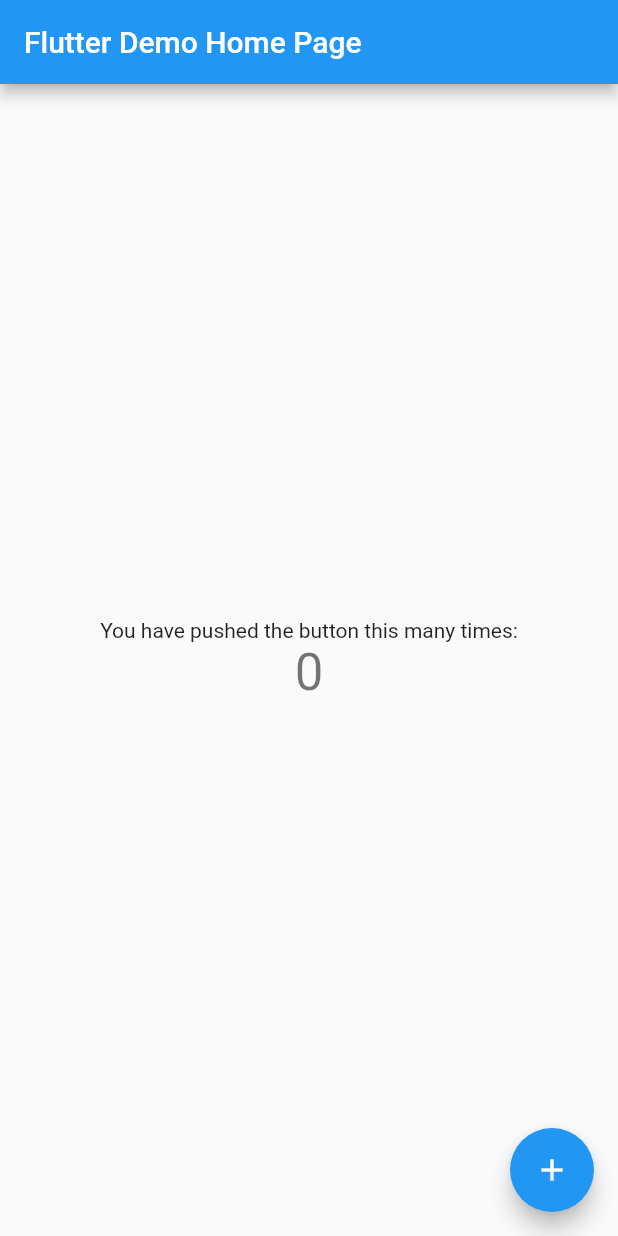
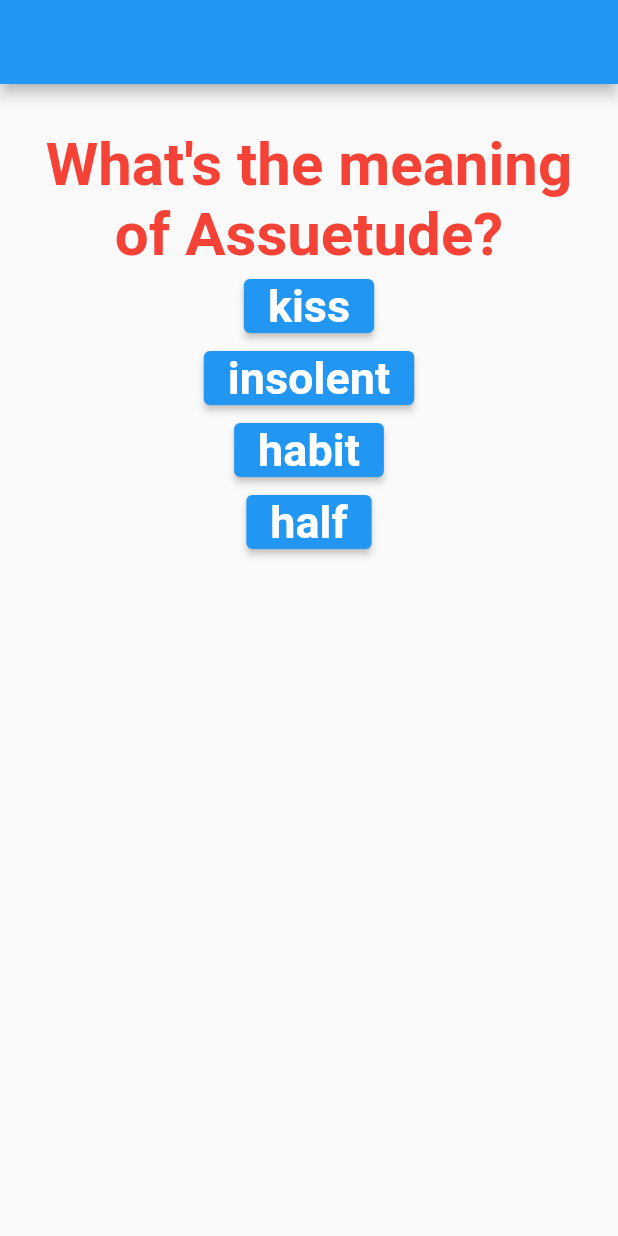
Before and after one commit to sanjibsinha/list_map_revisit, a Flutter app: the screen it shows after launch, on a phone screen of 412 x 824 dp. Run offline on Flutter 3.47's test engine with Material 2 defaults, Android fonts, the phone set to English and light mode, and no system bars.

Commit message:
second commit

```diff
--- a/lib/main.dart
+++ b/lib/main.dart
@@ -1,7 +1,9 @@
 import 'package:flutter/material.dart';
 
+import 'quiz_app/quiz_app.dart';
+
 void main() {
-  runApp(MyApp());
+  runApp(QuizApp());
 }
 
 class MyApp extends StatelessWidget {
@@ -22,13 +24,13 @@
         // is not restarted.
         primarySwatch: Colors.blue,
       ),
-      home: MyHomePage(title: 'Flutter Demo Home Page'),
+      home: MyHomePage(),
     );
   }
 }
 
 class MyHomePage extends StatefulWidget {
-  MyHomePage({Key? key, required this.title}) : super(key: key);
+  MyHomePage({Key, key}) : super(key: key);
 
   // This widget is the home page of your application. It is stateful, meaning
   // that it has a State object (defined below) that contains fields that affect
@@ -38,8 +40,6 @@
   // case the title) provided by the parent (in this case the App widget) and
   // used by the build method of the State. Fields in a Widget subclass are
   // always marked "final".
-
-  final String title;
 
   @override
   _MyHomePageState createState() => _MyHomePageState();
@@ -71,7 +71,7 @@
       appBar: AppBar(
         // Here we take the value from the MyHomePage object that was created by
         // the App.build method, and use it to set our appbar title.
-        title: Text(widget.title),
+        title: Text('data'),
       ),
       body: Center(
         // Center is a layout widget. It takes a single child and positions it
--- /dev/null
+++ b/lib/quiz_app/answers.dart
@@ -0,0 +1,21 @@
+import 'package:flutter/material.dart';
+
+class Answers extends StatelessWidget {
+  final String yourAnswer;
+  final Function answerQuestion;
+  Answers(this.yourAnswer, this.answerQuestion);
+  @override
+  Widget build(BuildContext context) {
+    return ElevatedButton(
+      child: Text(
+        yourAnswer,
+        style: TextStyle(
+          color: Colors.white,
+          fontSize: 30,
+          fontWeight: FontWeight.bold,
+        ),
+      ),
+      onPressed: answerQuestion,
+    );
+  }
+}
--- /dev/null
+++ b/lib/quiz_app/questions.dart
@@ -0,0 +1,18 @@
+import 'package:flutter/material.dart';
+
+class Questions extends StatelessWidget {
+  final String handler;
+  Questions(this.handler);
+  @override
+  Widget build(BuildContext context) {
+    return Text(
+      handler,
+      style: TextStyle(
+        color: Colors.red,
+        fontSize: 40,
+        fontWeight: FontWeight.bold,
+      ),
+      textAlign: TextAlign.center,
+    );
+  }
+}
--- /dev/null
+++ b/lib/quiz_app/quiz_app.dart
@@ -0,0 +1,76 @@
+import 'package:flutter/material.dart';
+import './answers.dart';
+import './questions.dart';
+
+class QuizApp extends StatelessWidget {
+  @override
+  Widget build(BuildContext context) {
+    return MaterialApp(
+      title: 'Quiz App',
+      debugShowCheckedModeBanner: false,
+      home: FirstPage(),
+    );
+  }
+}
+
+class FirstPage extends StatefulWidget {
+  @override
+  _FirstPageState createState() => _FirstPageState();
+}
+
+class _FirstPageState extends State<FirstPage> {
+  var _questionIndex = 0;
+
+  void _answerQuestion() {
+    setState(() {
+      _questionIndex = _questionIndex + 1;
+    });
+    if (_questionIndex > 2) {
+      _questionIndex = 0;
+    }
+  }
+
+  var _questions = [
+    {
+      'questionText': 'What\'s the meaning of Assuetude?',
+      'answers': ['kiss', 'insolent', 'habit', 'half'],
+    },
+    {
+      'questionText': 'What\'s the meaning of Disingenuous?',
+      'answers': ['guilty', 'jovial', 'jocular', 'insincere'],
+    },
+    {
+      'questionText': 'What\'s the meaning of Afflatus?',
+      'answers': ['ghost', 'inspiration', 'lifeless', 'greedy'],
+    },
+  ];
+
+  @override
+  Widget build(BuildContext context) {
+    return Scaffold(
+      appBar: AppBar(),
+      body: Container(
+        width: double.infinity,
+        padding: EdgeInsets.all(
+          20.0,
+        ),
+        margin: EdgeInsets.all(
+          10.0,
+        ),
+        child: Center(
+          child: Column(
+            children: [
+              Questions(
+                _questions[_questionIndex]['questionText'],
+              ),
+              ...(_questions[_questionIndex]['answers'] as List<String>)
+                  .map((answer) {
+                return Answers(answer, _answerQuestion);
+              }).toList()
+            ],
+          ),
+        ),
+      ),
+    );
+  }
+}
--- a/pubspec.yaml
+++ b/pubspec.yaml
@@ -18,7 +18,7 @@
 version: 1.0.0+1
 
 environment:
-  sdk: ">=2.12.0 <3.0.0"
+  sdk: ">=2.7.0 <3.0.0"
 
 dependencies:
   flutter:
```
